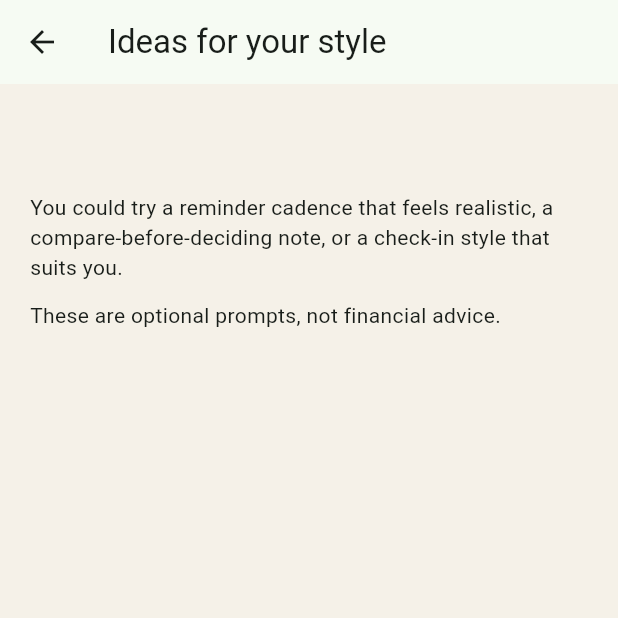
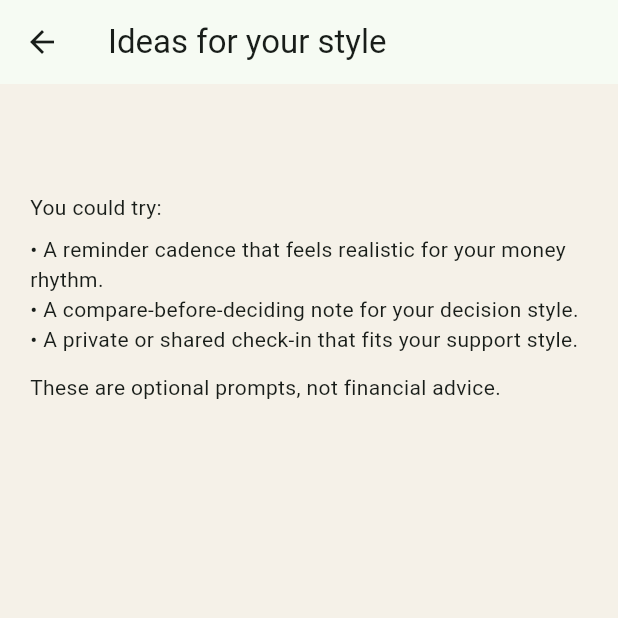
Before and after one commit to illusion81/moneymoneymoney, a Flutter app: the MoneyStyleIdeasScreen screen opened directly with empty values, on a phone screen of 412 x 824 dp, the top half of it. Run offline on Flutter 3.47's test engine with Material 3 defaults, Android fonts, the phone set to English and light mode, and no system bars; our stand-ins replace file_picker, shared_preferences; accounts and stored records are empty.

Commit message:
feat: add reversible dimension-specific ideas

```diff
--- a/lib/screens/money_style_ideas_screen.dart
+++ b/lib/screens/money_style_ideas_screen.dart
@@ -1,3 +1,3 @@
 import 'package:flutter/material.dart';
 import '../models/money_style.dart';
-class MoneyStyleIdeasScreen extends StatelessWidget { const MoneyStyleIdeasScreen({super.key,required this.archetype}); final ArchetypeInfo archetype; @override Widget build(BuildContext c)=>Scaffold(appBar:AppBar(title:const Text('Ideas for your style')),body:Padding(padding:const EdgeInsets.all(20),child:Column(crossAxisAlignment:CrossAxisAlignment.start,children:[Text(archetype.name,style:Theme.of(c).textTheme.headlineSmall),const SizedBox(height:20),const Text('You could try a reminder cadence that feels realistic, a compare-before-deciding note, or a check-in style that suits you.'),const SizedBox(height:12),const Text('These are optional prompts, not financial advice.')]))); }
+class MoneyStyleIdeasScreen extends StatelessWidget { const MoneyStyleIdeasScreen({super.key,required this.archetype}); final ArchetypeInfo archetype; @override Widget build(BuildContext c)=>Scaffold(appBar:AppBar(title:const Text('Ideas for your style')),body:Padding(padding:const EdgeInsets.all(20),child:Column(crossAxisAlignment:CrossAxisAlignment.start,children:[Text(archetype.name,style:Theme.of(c).textTheme.headlineSmall),const SizedBox(height:20),const Text('You could try:'),const SizedBox(height:8),const Text('• A reminder cadence that feels realistic for your money rhythm.'),const Text('• A compare-before-deciding note for your decision style.'),const Text('• A private or shared check-in that fits your support style.'),const SizedBox(height:12),const Text('These are optional prompts, not financial advice.')]))); }
```
